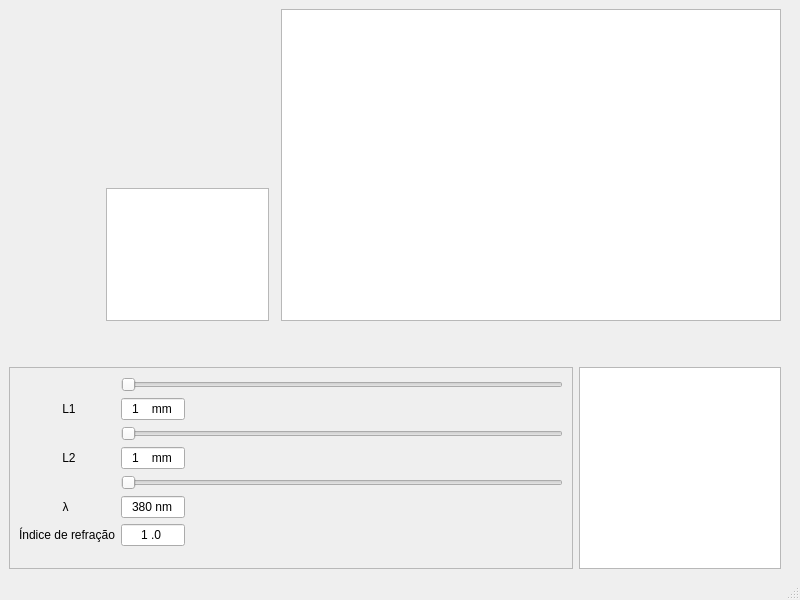
First picture: the form in IDM_GUI.ui, repository deep-in-the-pc/Michelson-interferometer-Simulator, before the edit.
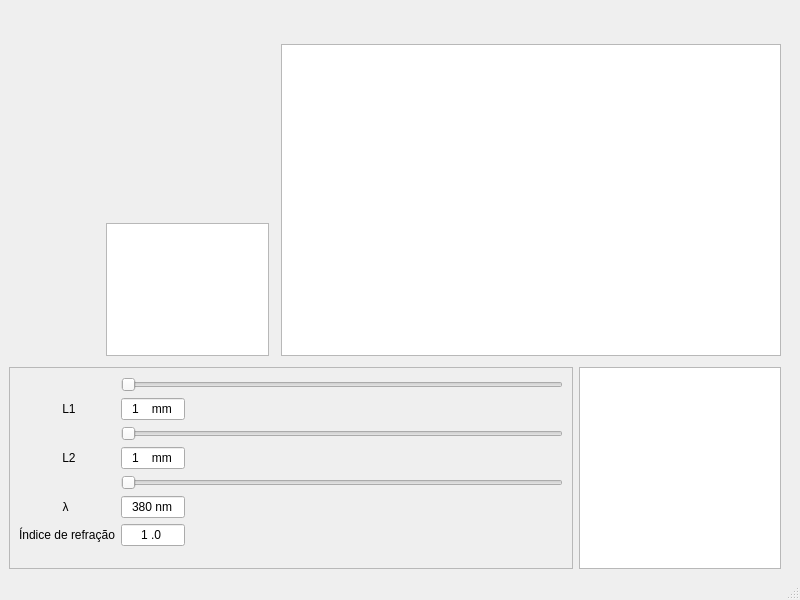
Second picture: the form after the edit.

Commit message: Changed window scalling when resizing

```diff
--- a/IDM_GUI.ui
+++ b/IDM_GUI.ui
@@ -15,7 +15,7 @@
   </property>
   <widget class="QWidget" name="centralwidget">
    <layout class="QGridLayout" name="gridLayout">
-    <item row="5" column="5">
+    <item row="6" column="5">
      <spacer name="horizontalSpacer_4">
       <property name="orientation">
        <enum>Qt::Horizontal</enum>
@@ -31,7 +31,7 @@
       </property>
      </spacer>
     </item>
-    <item row="1" column="1" rowspan="2">
+    <item row="2" column="1" rowspan="2">
      <widget class="QGraphicsView" name="Wave_graphicsView">
       <property name="sizePolicy">
        <sizepolicy hsizetype="MinimumExpanding" vsizetype="MinimumExpanding">
@@ -53,7 +53,7 @@
       </property>
      </widget>
     </item>
-    <item row="0" column="1">
+    <item row="1" column="1">
      <spacer name="verticalSpacer_2">
       <property name="orientation">
        <enum>Qt::Vertical</enum>
@@ -69,7 +69,7 @@
       </property>
      </spacer>
     </item>
-    <item row="2" column="0">
+    <item row="3" column="0">
      <spacer name="horizontalSpacer_2">
       <property name="orientation">
        <enum>Qt::Horizontal</enum>
@@ -85,7 +85,7 @@
       </property>
      </spacer>
     </item>
-    <item row="0" column="3" rowspan="3" colspan="2">
+    <item row="1" column="3" rowspan="3" colspan="2">
      <widget class="QGraphicsView" name="Scheme_graphicsView">
       <property name="sizePolicy">
        <sizepolicy hsizetype="Expanding" vsizetype="Expanding">
@@ -101,7 +101,23 @@
       </property>
      </widget>
     </item>
-    <item row="5" column="4">
+    <item row="4" column="3">
+     <spacer name="verticalSpacer">
+      <property name="orientation">
+       <enum>Qt::Vertical</enum>
+      </property>
+      <property name="sizeType">
+       <enum>QSizePolicy::Preferred</enum>
+      </property>
+      <property name="sizeHint" stdset="0">
+       <size>
+        <width>20</width>
+        <height>10</height>
+       </size>
+      </property>
+     </spacer>
+    </item>
+    <item row="6" column="4">
      <widget class="QGraphicsView" name="Franjas_graphicsView">
       <property name="enabled">
        <bool>true</bool>
@@ -138,7 +154,7 @@
       </property>
      </widget>
     </item>
-    <item row="5" column="0" colspan="4">
+    <item row="6" column="0" colspan="4">
      <widget class="QFrame" name="frame">
       <property name="sizePolicy">
        <sizepolicy hsizetype="Expanding" vsizetype="MinimumExpanding">
@@ -323,18 +339,15 @@
       </layout>
      </widget>
     </item>
-    <item row="3" column="3">
-     <spacer name="verticalSpacer">
+    <item row="0" column="3">
+     <spacer name="verticalSpacer_3">
       <property name="orientation">
        <enum>Qt::Vertical</enum>
       </property>
-      <property name="sizeType">
-       <enum>QSizePolicy::MinimumExpanding</enum>
-      </property>
       <property name="sizeHint" stdset="0">
        <size>
         <width>20</width>
-        <height>10</height>
+        <height>40</height>
        </size>
       </property>
      </spacer>
```
The commit also changes 1 other file.
